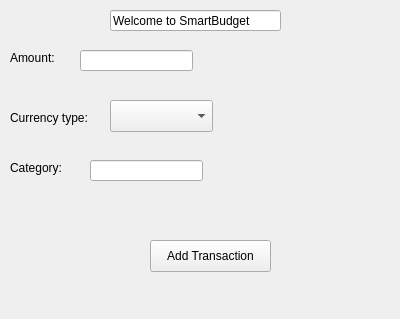
This is addtransaction.ui in Omaraboelsoud-web/smartbudget as Qt 5 draws it before an edit. The edited form follows.
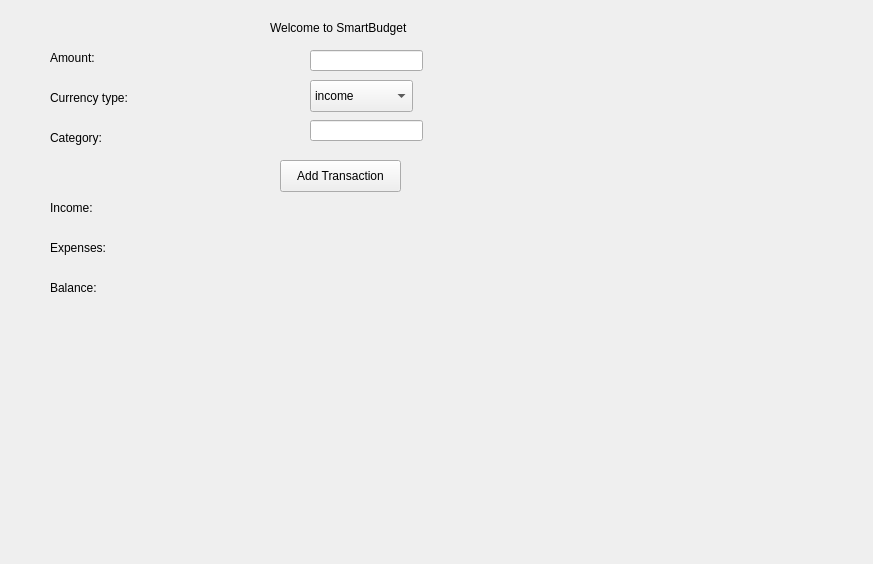
This is the edited form.

Commit message: Made the transactions calculate expenses and incom and total balance and view it in the app

Patch:
```diff
--- a/addtransaction.ui
+++ b/addtransaction.ui
@@ -6,8 +6,8 @@
    <rect>
     <x>0</x>
     <y>0</y>
-    <width>400</width>
-    <height>319</height>
+    <width>873</width>
+    <height>564</height>
    </rect>
   </property>
   <property name="windowTitle">
@@ -16,7 +16,7 @@
   <widget class="QLabel" name="label">
    <property name="geometry">
     <rect>
-     <x>10</x>
+     <x>50</x>
      <y>50</y>
      <width>58</width>
      <height>16</height>
@@ -26,23 +26,10 @@
     <string>Amount:</string>
    </property>
   </widget>
-  <widget class="QLineEdit" name="lineEdit">
-   <property name="geometry">
-    <rect>
-     <x>110</x>
-     <y>10</y>
-     <width>171</width>
-     <height>21</height>
-    </rect>
-   </property>
-   <property name="text">
-    <string>Welcome to SmartBudget</string>
-   </property>
-  </widget>
   <widget class="QLineEdit" name="amountInput">
    <property name="geometry">
     <rect>
-     <x>80</x>
+     <x>310</x>
      <y>50</y>
      <width>113</width>
      <height>21</height>
@@ -52,8 +39,8 @@
   <widget class="QLabel" name="label_2">
    <property name="geometry">
     <rect>
-     <x>10</x>
-     <y>110</y>
+     <x>50</x>
+     <y>90</y>
      <width>101</width>
      <height>16</height>
     </rect>
@@ -65,18 +52,28 @@
   <widget class="QComboBox" name="comboBox">
    <property name="geometry">
     <rect>
-     <x>110</x>
-     <y>100</y>
+     <x>310</x>
+     <y>80</y>
      <width>103</width>
      <height>32</height>
     </rect>
    </property>
+   <item>
+    <property name="text">
+     <string>income</string>
+    </property>
+   </item>
+   <item>
+    <property name="text">
+     <string>expense</string>
+    </property>
+   </item>
   </widget>
   <widget class="QLabel" name="label_3">
    <property name="geometry">
     <rect>
-     <x>10</x>
-     <y>160</y>
+     <x>50</x>
+     <y>130</y>
      <width>58</width>
      <height>16</height>
     </rect>
@@ -88,8 +85,8 @@
   <widget class="QLineEdit" name="categoryInput">
    <property name="geometry">
     <rect>
-     <x>90</x>
-     <y>160</y>
+     <x>310</x>
+     <y>120</y>
      <width>113</width>
      <height>21</height>
     </rect>
@@ -98,8 +95,8 @@
   <widget class="QPushButton" name="pushButton">
    <property name="geometry">
     <rect>
-     <x>150</x>
-     <y>240</y>
+     <x>280</x>
+     <y>160</y>
      <width>121</width>
      <height>32</height>
     </rect>
@@ -108,6 +105,97 @@
     <string>Add Transaction</string>
    </property>
   </widget>
+  <widget class="QLabel" name="label_4">
+   <property name="geometry">
+    <rect>
+     <x>50</x>
+     <y>200</y>
+     <width>58</width>
+     <height>16</height>
+    </rect>
+   </property>
+   <property name="text">
+    <string>Income:</string>
+   </property>
+  </widget>
+  <widget class="QLabel" name="label_5">
+   <property name="geometry">
+    <rect>
+     <x>50</x>
+     <y>240</y>
+     <width>71</width>
+     <height>16</height>
+    </rect>
+   </property>
+   <property name="text">
+    <string>Expenses:</string>
+   </property>
+  </widget>
+  <widget class="QLabel" name="label_6">
+   <property name="geometry">
+    <rect>
+     <x>50</x>
+     <y>280</y>
+     <width>58</width>
+     <height>16</height>
+    </rect>
+   </property>
+   <property name="text">
+    <string>Balance:</string>
+   </property>
+  </widget>
+  <widget class="QLabel" name="label_7">
+   <property name="geometry">
+    <rect>
+     <x>270</x>
+     <y>20</y>
+     <width>161</width>
+     <height>16</height>
+    </rect>
+   </property>
+   <property name="text">
+    <string>Welcome to SmartBudget</string>
+   </property>
+  </widget>
+  <widget class="QLabel" name="incomeLabel">
+   <property name="geometry">
+    <rect>
+     <x>310</x>
+     <y>200</y>
+     <width>58</width>
+     <height>16</height>
+    </rect>
+   </property>
+   <property name="text">
+    <string/>
+   </property>
+  </widget>
+  <widget class="QLabel" name="expenseLabel">
+   <property name="geometry">
+    <rect>
+     <x>310</x>
+     <y>240</y>
+     <width>58</width>
+     <height>16</height>
+    </rect>
+   </property>
+   <property name="text">
+    <string/>
+   </property>
+  </widget>
+  <widget class="QLabel" name="balanceLabel">
+   <property name="geometry">
+    <rect>
+     <x>310</x>
+     <y>280</y>
+     <width>58</width>
+     <height>16</height>
+    </rect>
+   </property>
+   <property name="text">
+    <string/>
+   </property>
+  </widget>
  </widget>
  <resources/>
  <connections/>
```
The commit also changes 5 other files.
